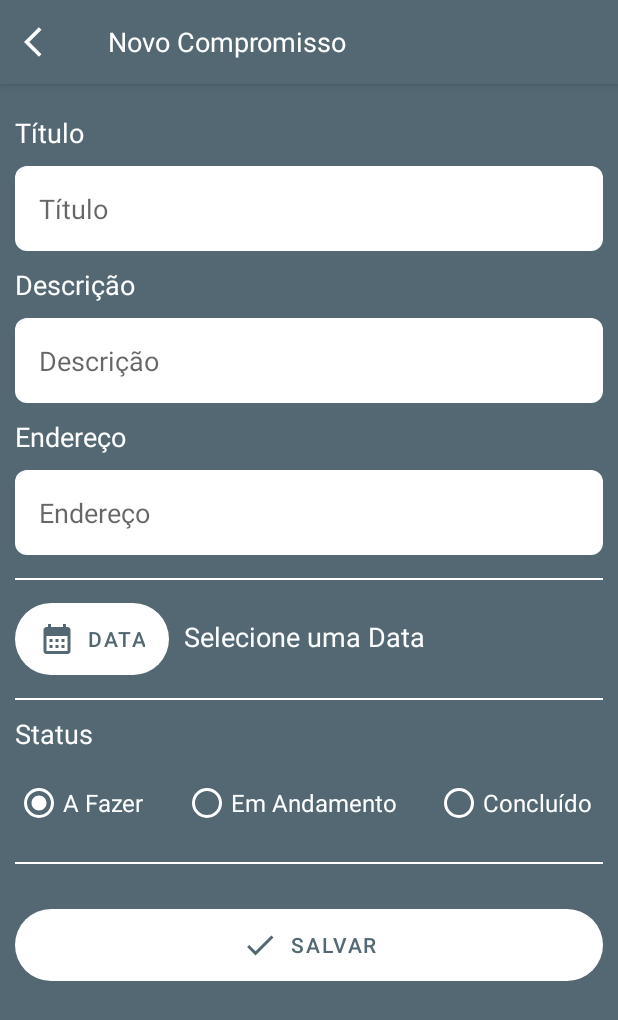
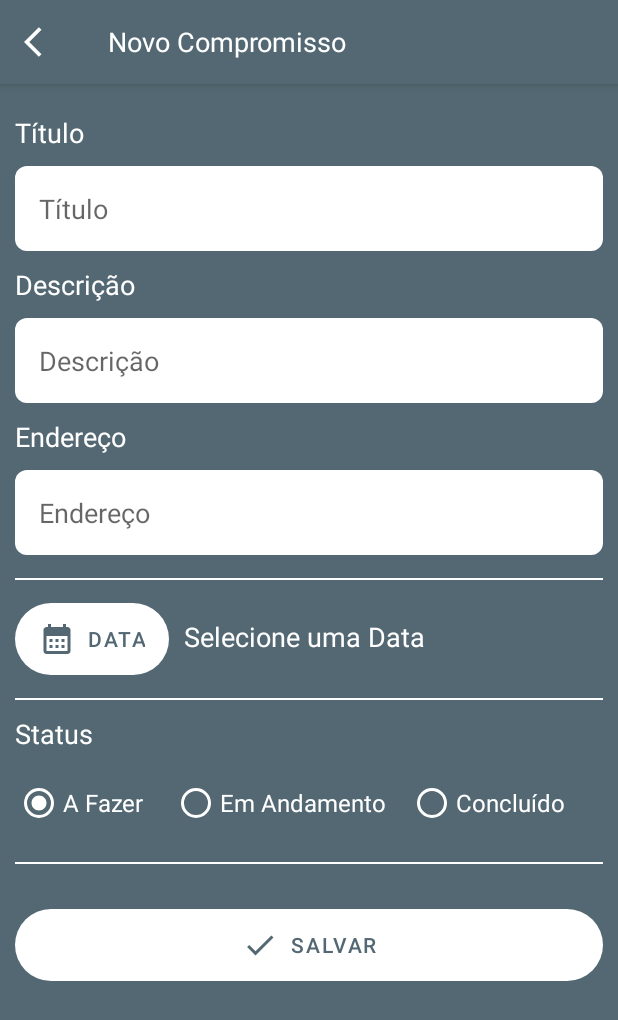
Before and after one commit to weskleyMDev/AndroidProjects, an Android app: the FormFragment screen opened through its navigation route, on a phone screen of 412 x 824 dp. Shown: the top 1020 px of the screen. Run offline under Robolectric (Android 15) with nearby library versions, the phone set to English and light mode, and no system bars; our stand-ins replace Firebase (no records; nobody signed in at launch, a user with empty details on screens opened directly).

Commit message:
ajustes na tela do formulário

```diff
--- a/MobileProject/app/src/main/java/com/mbweskley/mobileproject/ui/FormFragment.kt
+++ b/MobileProject/app/src/main/java/com/mbweskley/mobileproject/ui/FormFragment.kt
@@ -14,6 +14,7 @@ import com.mbweskley.mobileproject.R
 import com.mbweskley.mobileproject.databinding.FragmentFormBinding
 import com.mbweskley.mobileproject.helper.BaseFragment
 import com.mbweskley.mobileproject.helper.FirebaseHelper
+import com.mbweskley.mobileproject.helper.backToolbar
 import com.mbweskley.mobileproject.model.Task
 import java.text.SimpleDateFormat
 import java.util.*
@@ -39,6 +40,7 @@ class FormFragment : BaseFragment(), DatePickerDialog.OnDateSetListener {
 
     override fun onViewCreated(view: View, savedInstanceState: Bundle?) {
         super.onViewCreated(view, savedInstanceState)
+        backToolbar(binding.tbVoltar)
         initClicks()
         getArgs()
     }
--- a/MobileProject/app/src/main/res/layout/fragment_form.xml
+++ b/MobileProject/app/src/main/res/layout/fragment_form.xml
@@ -160,7 +160,7 @@
                     android:id="@+id/rb_fazer"
                     android:layout_width="match_parent"
                     android:layout_height="wrap_content"
-                    android:layout_weight="1"
+                    android:layout_weight="1.1"
                     android:buttonTint="@color/white"
                     android:checked="true"
                     android:text="@string/tv_a_fazer"
@@ -171,7 +171,7 @@
                     android:id="@+id/rb_andamento"
                     android:layout_width="match_parent"
                     android:layout_height="wrap_content"
-                    android:layout_weight="0.8"
+                    android:layout_weight="0.9"
                     android:buttonTint="@color/white"
                     android:text="@string/tv_em_andamento"
                     android:textColor="@color/white"
```
